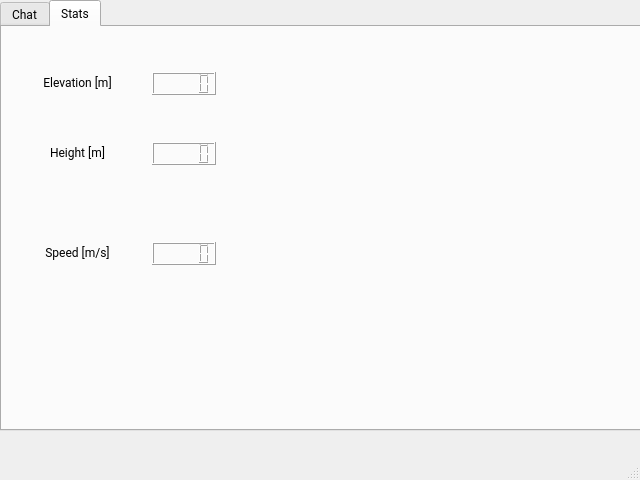
Before: the Qt Designer form UI/PyDrone.ui in LeoHeller/PyDrone, drawn with Qt 5.
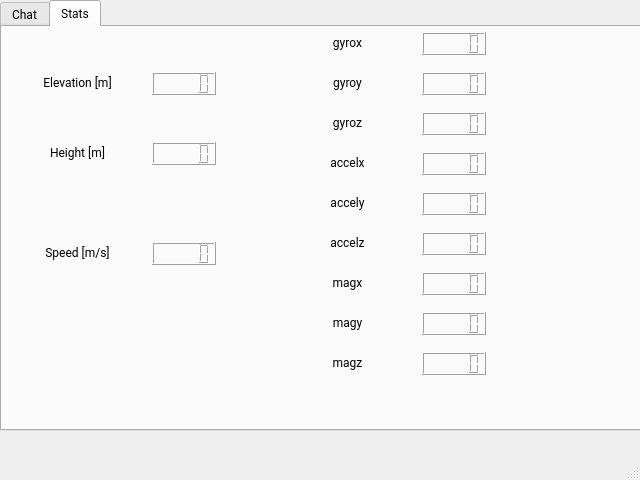
After: the same form once the commit is applied. The open tabs and pages were chosen to show the change.

What changed in the file:
```diff
--- a/UI/PyDrone.ui
+++ b/UI/PyDrone.ui
@@ -36,6 +36,12 @@
   <property name="windowTitle">
    <string>PyDrone Control 1.0</string>
   </property>
+  <property name="autoFillBackground">
+   <bool>false</bool>
+  </property>
+  <property name="documentMode">
+   <bool>false</bool>
+  </property>
   <property name="unifiedTitleAndToolBarOnMac">
    <bool>false</bool>
   </property>
@@ -264,6 +270,297 @@
           </rect>
          </property>
         </widget>
+        <widget class="QLabel" name="gyro_y_label">
+         <property name="geometry">
+          <rect>
+           <x>300</x>
+           <y>40</y>
+           <width>91</width>
+           <height>31</height>
+          </rect>
+         </property>
+         <property name="toolTip">
+          <string>Height from the ground in meters</string>
+         </property>
+         <property name="frameShape">
+          <enum>QFrame::NoFrame</enum>
+         </property>
+         <property name="text">
+          <string>gyroy</string>
+         </property>
+         <property name="alignment">
+          <set>Qt::AlignCenter</set>
+         </property>
+        </widget>
+        <widget class="QLCDNumber" name="lcdNumber_gyro_y">
+         <property name="geometry">
+          <rect>
+           <x>420</x>
+           <y>45</y>
+           <width>64</width>
+           <height>23</height>
+          </rect>
+         </property>
+        </widget>
+        <widget class="QLabel" name="gyro_z_label">
+         <property name="geometry">
+          <rect>
+           <x>300</x>
+           <y>80</y>
+           <width>91</width>
+           <height>31</height>
+          </rect>
+         </property>
+         <property name="toolTip">
+          <string>Height from the ground in meters</string>
+         </property>
+         <property name="frameShape">
+          <enum>QFrame::NoFrame</enum>
+         </property>
+         <property name="text">
+          <string>gyroz</string>
+         </property>
+         <property name="alignment">
+          <set>Qt::AlignCenter</set>
+         </property>
+        </widget>
+        <widget class="QLabel" name="accel_x_label">
+         <property name="geometry">
+          <rect>
+           <x>300</x>
+           <y>120</y>
+           <width>91</width>
+           <height>31</height>
+          </rect>
+         </property>
+         <property name="toolTip">
+          <string>Height from the ground in meters</string>
+         </property>
+         <property name="frameShape">
+          <enum>QFrame::NoFrame</enum>
+         </property>
+         <property name="text">
+          <string>accelx</string>
+         </property>
+         <property name="alignment">
+          <set>Qt::AlignCenter</set>
+         </property>
+        </widget>
+        <widget class="QLabel" name="accel_y_label">
+         <property name="geometry">
+          <rect>
+           <x>300</x>
+           <y>160</y>
+           <width>91</width>
+           <height>31</height>
+          </rect>
+         </property>
+         <property name="toolTip">
+          <string>Height from the ground in meters</string>
+         </property>
+         <property name="frameShape">
+          <enum>QFrame::NoFrame</enum>
+         </property>
+         <property name="text">
+          <string>accely</string>
+         </property>
+         <property name="alignment">
+          <set>Qt::AlignCenter</set>
+         </property>
+        </widget>
+        <widget class="QLabel" name="accel_z_label">
+         <property name="geometry">
+          <rect>
+           <x>300</x>
+           <y>200</y>
+           <width>91</width>
+           <height>31</height>
+          </rect>
+         </property>
+         <property name="toolTip">
+          <string>Height from the ground in meters</string>
+         </property>
+         <property name="frameShape">
+          <enum>QFrame::NoFrame</enum>
+         </property>
+         <property name="text">
+          <string>accelz</string>
+         </property>
+         <property name="alignment">
+          <set>Qt::AlignCenter</set>
+         </property>
+        </widget>
+        <widget class="QLabel" name="mag_x_label">
+         <property name="geometry">
+          <rect>
+           <x>300</x>
+           <y>240</y>
+           <width>91</width>
+           <height>31</height>
+          </rect>
+         </property>
+         <property name="toolTip">
+          <string>Height from the ground in meters</string>
+         </property>
+         <property name="frameShape">
+          <enum>QFrame::NoFrame</enum>
+         </property>
+         <property name="text">
+          <string>magx</string>
+         </property>
+         <property name="alignment">
+          <set>Qt::AlignCenter</set>
+         </property>
+        </widget>
+        <widget class="QLabel" name="mag_y_label">
+         <property name="geometry">
+          <rect>
+           <x>300</x>
+           <y>280</y>
+           <width>91</width>
+           <height>31</height>
+          </rect>
+         </property>
+         <property name="toolTip">
+          <string>Height from the ground in meters</string>
+         </property>
+         <property name="frameShape">
+          <enum>QFrame::NoFrame</enum>
+         </property>
+         <property name="text">
+          <string>magy</string>
+         </property>
+         <property name="alignment">
+          <set>Qt::AlignCenter</set>
+         </property>
+        </widget>
+        <widget class="QLabel" name="mag_z_label">
+         <property name="geometry">
+          <rect>
+           <x>300</x>
+           <y>320</y>
+           <width>91</width>
+           <height>31</height>
+          </rect>
+         </property>
+         <property name="toolTip">
+          <string>Height from the ground in meters</string>
+         </property>
+         <property name="frameShape">
+          <enum>QFrame::NoFrame</enum>
+         </property>
+         <property name="text">
+          <string>magz</string>
+         </property>
+         <property name="alignment">
+          <set>Qt::AlignCenter</set>
+         </property>
+        </widget>
+        <widget class="QLabel" name="gyro_x_label_9">
+         <property name="geometry">
+          <rect>
+           <x>300</x>
+           <y>0</y>
+           <width>91</width>
+           <height>31</height>
+          </rect>
+         </property>
+         <property name="toolTip">
+          <string>Height from the ground in meters</string>
+         </property>
+         <property name="frameShape">
+          <enum>QFrame::NoFrame</enum>
+         </property>
+         <property name="text">
+          <string>gyrox</string>
+         </property>
+         <property name="alignment">
+          <set>Qt::AlignCenter</set>
+         </property>
+        </widget>
+        <widget class="QLCDNumber" name="lcdNumber_gyro_x">
+         <property name="geometry">
+          <rect>
+           <x>420</x>
+           <y>5</y>
+           <width>64</width>
+           <height>23</height>
+          </rect>
+         </property>
+        </widget>
+        <widget class="QLCDNumber" name="lcdNumber_gyro_z">
+         <property name="geometry">
+          <rect>
+           <x>420</x>
+           <y>85</y>
+           <width>64</width>
+           <height>23</height>
+          </rect>
+         </property>
+        </widget>
+        <widget class="QLCDNumber" name="lcdNumber_accel_x">
+         <property name="geometry">
+          <rect>
+           <x>420</x>
+           <y>125</y>
+           <width>64</width>
+           <height>23</height>
+          </rect>
+         </property>
+        </widget>
+        <widget class="QLCDNumber" name="lcdNumber_accel_y">
+         <property name="geometry">
+          <rect>
+           <x>420</x>
+           <y>165</y>
+           <width>64</width>
+           <height>23</height>
+          </rect>
+         </property>
+        </widget>
+        <widget class="QLCDNumber" name="lcdNumber_accel_z">
+         <property name="geometry">
+          <rect>
+           <x>420</x>
+           <y>205</y>
+           <width>64</width>
+           <height>23</height>
+          </rect>
+         </property>
+        </widget>
+        <widget class="QLCDNumber" name="lcdNumber_mag_x">
+         <property name="geometry">
+          <rect>
+           <x>420</x>
+           <y>245</y>
+           <width>64</width>
+           <height>23</height>
+          </rect>
+         </property>
+        </widget>
+        <widget class="QLCDNumber" name="lcdNumber_mag_y">
+         <property name="geometry">
+          <rect>
+           <x>420</x>
+           <y>285</y>
+           <width>64</width>
+           <height>23</height>
+          </rect>
+         </property>
+        </widget>
+        <widget class="QLCDNumber" name="lcdNumber_mag_z">
+         <property name="geometry">
+          <rect>
+           <x>420</x>
+           <y>325</y>
+           <width>64</width>
+           <height>23</height>
+          </rect>
+         </property>
+         <property name="intValue" stdset="0">
+          <number>0</number>
+         </property>
+        </widget>
        </widget>
       </widget>
      </item>
```
